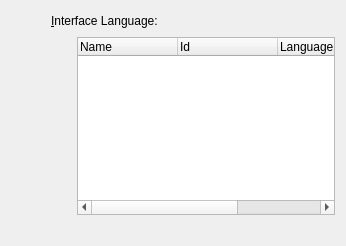
jljuxgm/vboxgit, file vbox/src/VBox/Frontends/VirtualBox/src/settings/global/UIGlobalSettingsLanguage.ui: the form before one commit.
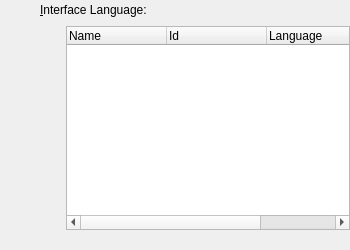
The form after the commit. Custom widgets are drawn as their Qt base class.

Commit message:
commit_34161 ------------------------------------------------------------------------ r34161 | vboxsync | 2010-11-18 19:54:37 +0800 (Thu, 18 Nov 2010) | 1 line
FE/Qt: Global settings / Language page refactoring (part 2).
------------------------------------------------------------------------

```diff
--- a/vbox/src/VBox/Frontends/VirtualBox/src/settings/global/UIGlobalSettingsLanguage.ui
+++ b/vbox/src/VBox/Frontends/VirtualBox/src/settings/global/UIGlobalSettingsLanguage.ui
@@ -13,17 +13,20 @@
      hope that it will be useful, but WITHOUT ANY WARRANTY of any kind.
  </comment>
  <class>UIGlobalSettingsLanguage</class>
- <widget class="QWidget" name="UIGlobalSettingsLanguage" >
-  <property name="geometry" >
+ <widget class="QWidget" name="UIGlobalSettingsLanguage">
+  <property name="geometry">
    <rect>
     <x>0</x>
     <y>0</y>
-    <width>346</width>
-    <height>246</height>
+    <width>350</width>
+    <height>250</height>
    </rect>
   </property>
-  <layout class="QGridLayout" >
-   <item row="0" column="0" >
+  <layout class="QGridLayout">
+   <property name="margin">
+    <number>0</number>
+   </property>
+   <item row="0" column="0">
     <spacer>
      <property name="orientation" >
       <enum>Qt::Horizontal</enum>
@@ -57,10 +60,10 @@
      <property name="sizeType" >
       <enum>QSizePolicy::Fixed</enum>
      </property>
-     <property name="sizeHint" >
+     <property name="sizeHint">
       <size>
        <width>20</width>
-       <height>20</height>
+       <height>0</height>
       </size>
      </property>
     </spacer>
```
Left out of the diff: 56 changed lines with no effect on the pictures.
